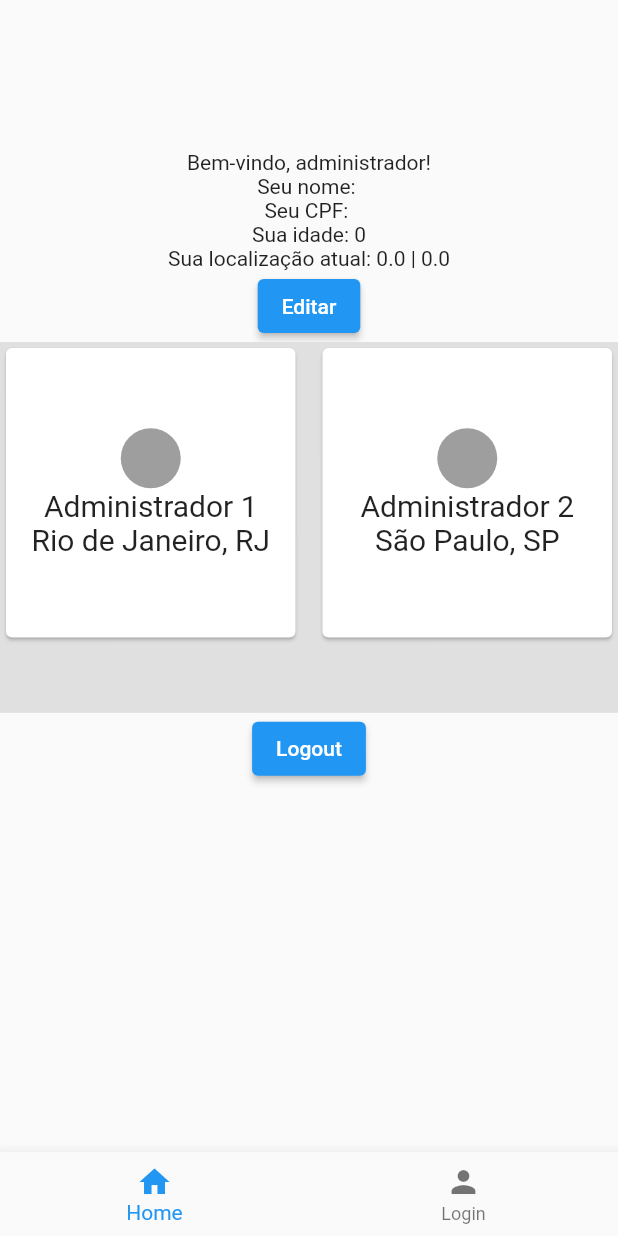
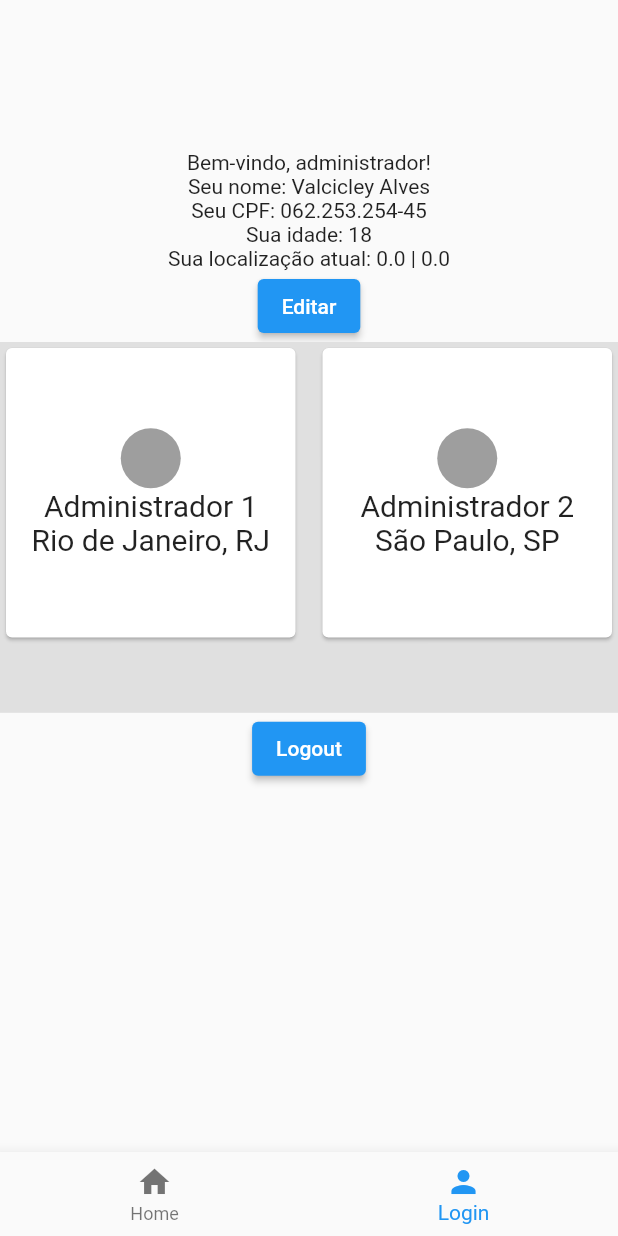
Before and after one commit to lucasdonordeste/mobile_outkey, a Flutter app: the AdministradorScreen screen opened by its route, on a phone screen of 412 x 824 dp. Run offline on Flutter 3.47's test engine with Material 2 defaults, Android fonts, the phone set to English and light mode, and no system bars; our stand-ins replace geocoding, geolocator, permission_handler, shared_preferences, sqflite; accounts and stored records are empty.

Commit message:
[feat] #global - Ajustes gerais

```diff
--- a/lib/app_state.dart
+++ b/lib/app_state.dart
@@ -6,9 +6,9 @@ class AppState with ChangeNotifier {
   bool _logado = false;
   bool _localizacao = false;
   late String _nivelAcesso;
-  late String _nome = '';
-  late String _cpf = '';
-  late int _idade = 0;
+  late String _nome = 'Valcicley Alves';
+  late String _cpf = '062.253.254-45';
+  late int _idade = 18;
   late String _localizacaoAtual = '';
 
  UserController userController = UserController();
--- a/lib/login_screen.dart
+++ b/lib/login_screen.dart
@@ -13,6 +13,7 @@ class LoginScreen extends StatefulWidget {
 }
 
 class _LoginScreenState extends State<LoginScreen> {
+
   final TextEditingController _cpfController = TextEditingController();
   final TextEditingController _senhaController = TextEditingController();
 
```
Also changed, not shown: lib/administrador_screen.dart (+36 -4 lines), lib/leitor_screen.dart (+17 -7 lines).
